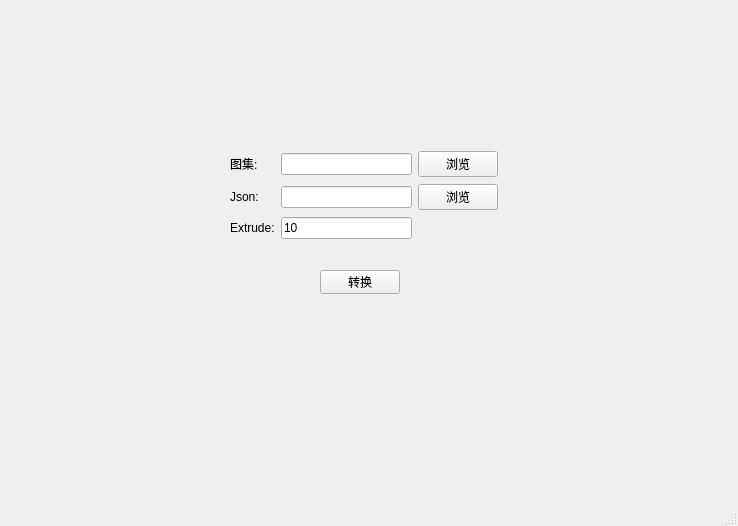
Above: mainwindow.ui from Tonvey/ExtrudeRepeat before the change. Below: the same form after it.
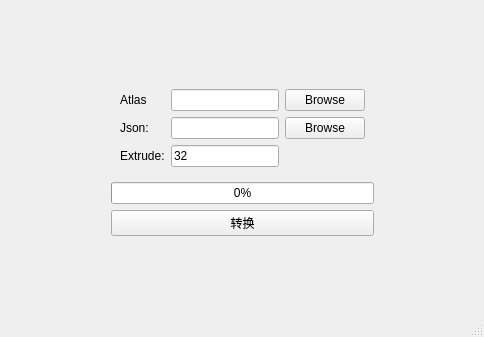
That is the form after the change.

Diff of the .ui file:
```diff
--- a/mainwindow.ui
+++ b/mainwindow.ui
@@ -6,48 +6,58 @@
    <rect>
     <x>0</x>
     <y>0</y>
-    <width>738</width>
-    <height>526</height>
+    <width>484</width>
+    <height>337</height>
    </rect>
   </property>
   <property name="windowTitle">
    <string>MainWindow</string>
   </property>
   <widget class="QWidget" name="centralwidget">
-   <widget class="QPushButton" name="pushButton_convert">
-    <property name="geometry">
-     <rect>
-      <x>320</x>
-      <y>270</y>
-      <width>80</width>
-      <height>24</height>
-     </rect>
-    </property>
-    <property name="text">
-     <string>转换</string>
-    </property>
-   </widget>
+   <layout class="QHBoxLayout" name="horizontalLayout">
+    <item>
+     <spacer name="horizontalSpacer">
+      <property name="orientation">
+       <enum>Qt::Horizontal</enum>
+      </property>
+      <property name="sizeHint" stdset="0">
+       <size>
+        <width>40</width>
+        <height>20</height>
+       </size>
+      </property>
+     </spacer>
+    </item>
+    <item>
+     <widget class="QWidget" name="widget_2" native="true">
+      <layout class="QVBoxLayout" name="verticalLayout">
+       <item>
+        <spacer name="verticalSpacer">
+         <property name="orientation">
+          <enum>Qt::Vertical</enum>
+         </property>
+         <property name="sizeHint" stdset="0">
+          <size>
+           <width>20</width>
+           <height>40</height>
+          </size>
+         </property>
+        </spacer>
+       </item>
+       <item>
    <widget class="QWidget" name="widget" native="true">
-    <property name="geometry">
-     <rect>
-      <x>230</x>
-      <y>150</y>
-      <width>268</width>
-      <height>91</height>
-     </rect>
-    </property>
     <layout class="QGridLayout" name="gridLayout">
      <item row="0" column="0">
       <widget class="QLabel" name="label_image">
        <property name="text">
-        <string>图集:</string>
+             <string>Atlas</string>
        </property>
       </widget>
      </item>
      <item row="0" column="2">
       <widget class="QPushButton" name="pushButton_image_browse">
        <property name="text">
-        <string>浏览</string>
+             <string>Browse</string>
        </property>
       </widget>
      </item>
@@ -68,7 +78,7 @@
      <item row="1" column="2">
       <widget class="QPushButton" name="pushButton_json_browse">
        <property name="text">
-        <string>浏览</string>
+             <string>Browse</string>
        </property>
       </widget>
      </item>
@@ -89,12 +99,57 @@
      <item row="2" column="1">
       <widget class="QLineEdit" name="lineEdit_extrude">
        <property name="text">
-        <string>10</string>
+             <string>32</string>
        </property>
       </widget>
      </item>
     </layout>
    </widget>
+       </item>
+       <item>
+        <widget class="QProgressBar" name="progressBar">
+         <property name="value">
+          <number>0</number>
+         </property>
+        </widget>
+       </item>
+       <item>
+        <widget class="QPushButton" name="pushButton_convert">
+         <property name="text">
+          <string>转换</string>
+         </property>
+        </widget>
+       </item>
+       <item>
+        <spacer name="verticalSpacer_2">
+         <property name="orientation">
+          <enum>Qt::Vertical</enum>
+         </property>
+         <property name="sizeHint" stdset="0">
+          <size>
+           <width>20</width>
+           <height>40</height>
+          </size>
+         </property>
+        </spacer>
+       </item>
+      </layout>
+     </widget>
+    </item>
+    <item>
+     <spacer name="horizontalSpacer_2">
+      <property name="orientation">
+       <enum>Qt::Horizontal</enum>
+      </property>
+      <property name="sizeHint" stdset="0">
+       <size>
+        <width>40</width>
+        <height>20</height>
+       </size>
+      </property>
+     </spacer>
+    </item>
+   </layout>
   </widget>
   <widget class="QMenuBar" name="menubar">
    <property name="geometry">
```
Left out of the diff: 2 changed lines with no effect on the pictures. Lines whose indentation alone changed are shown as unchanged.
